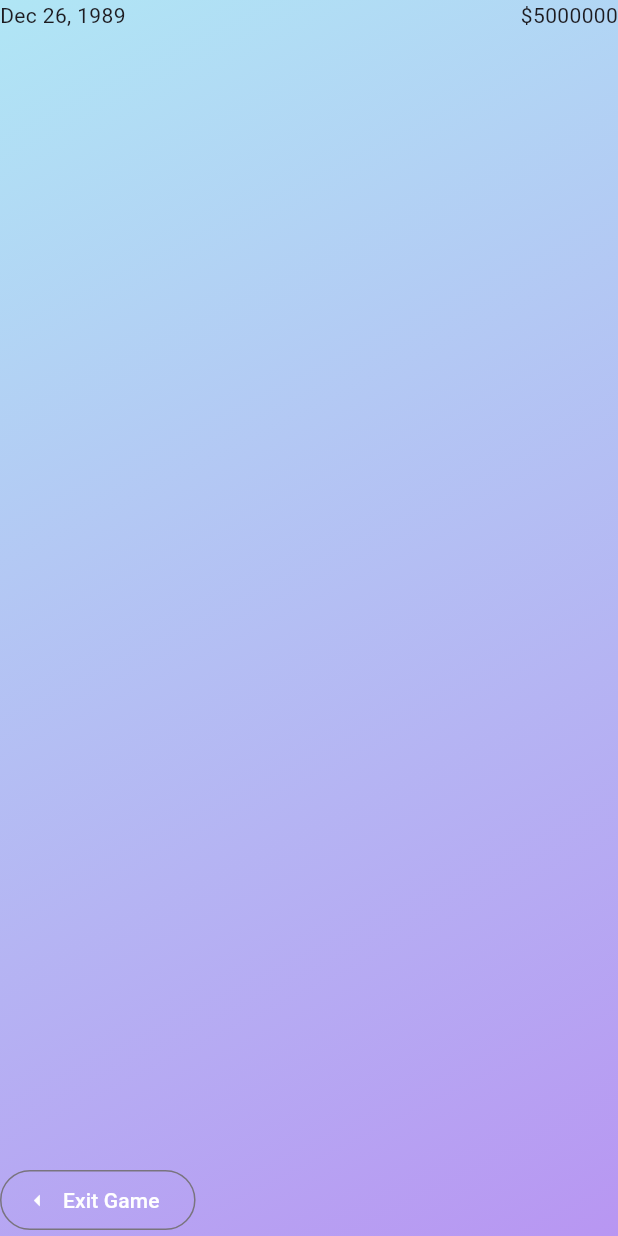
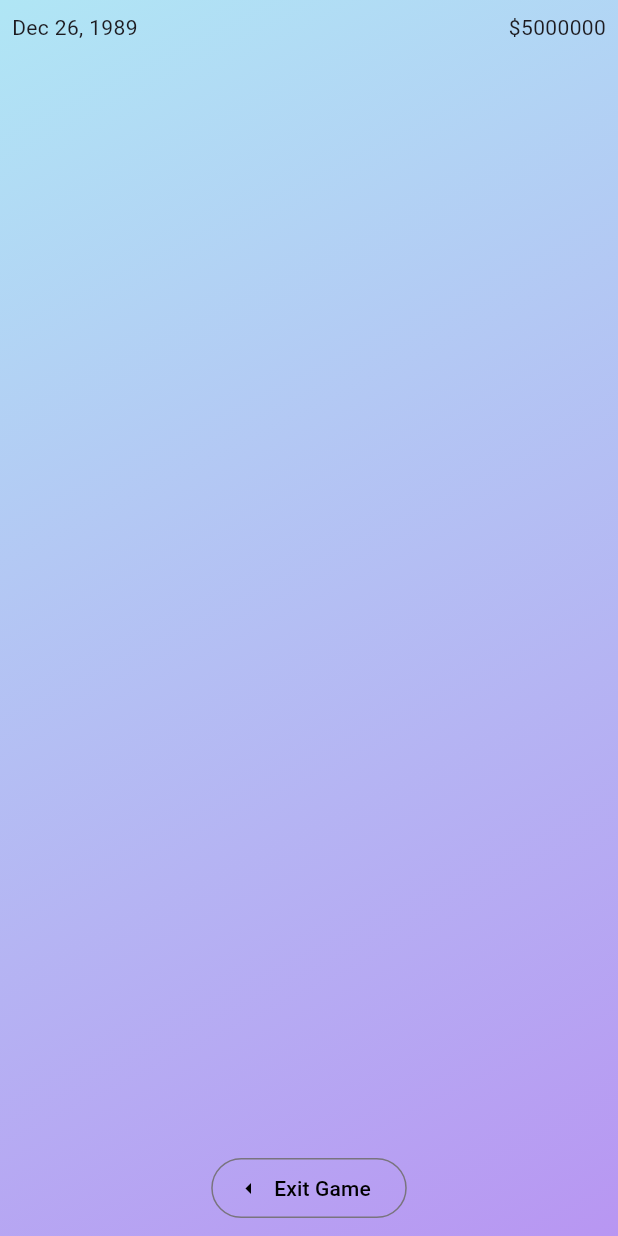
Before and after one commit to ybot1122/movie-mogul-tycoon, a Flutter app: the screen it shows after launch, after a tap on "Start Game!", on a phone screen of 412 x 824 dp. Run offline on Flutter 3.47's test engine with Material 3 defaults, Android fonts, the phone set to English and light mode, and no system bars.

Commit message:
Reusable button

```diff
--- /dev/null
+++ b/project/movie_mogul_tycoon/lib/base_widgets/menu_button.dart
@@ -0,0 +1,28 @@
+import 'package:flutter/material.dart';
+
+/// The Button Used for Game Menu Interfaces
+/// (i.e. start screen, pause screen, settings screen)
+
+class MenuButton extends StatelessWidget {
+  const MenuButton(
+      {super.key,
+      required this.onPressed,
+      required this.text,
+      required this.icon});
+
+  final void Function() onPressed;
+  final String text;
+  final IconData icon;
+
+  @override
+  Widget build(BuildContext context) {
+    return OutlinedButton.icon(
+      onPressed: onPressed,
+      style: OutlinedButton.styleFrom(
+        foregroundColor: Colors.black,
+      ),
+      icon: Icon(icon),
+      label: Text(text),
+    );
+  }
+}
--- a/project/movie_mogul_tycoon/lib/game_screen.dart
+++ b/project/movie_mogul_tycoon/lib/game_screen.dart
@@ -1,4 +1,5 @@
 import 'package:flutter/material.dart';
+import 'package:movie_mogul_tycoon/base_widgets/menu_button.dart';
 import 'package:movie_mogul_tycoon/model/game_brain.dart';
 
 class GameScreen extends StatefulWidget {
@@ -50,20 +51,16 @@ class _GameScreenState extends State<GameScreen> {
               Text(currentMoney),
             ],
           ),
-          const Expanded(
-              child: Row(
-            children: [],
-          )),
-          Row(children: [
-            OutlinedButton.icon(
+          const Spacer(),
+          Row(mainAxisSize: MainAxisSize.max, children: [
+            const Spacer(),
+            MenuButton(
+              text: "Exit Game",
+              icon: Icons.arrow_left,
               onPressed: exitGame,
-              style: OutlinedButton.styleFrom(
-                foregroundColor: Colors.white,
-              ),
-              icon: const Icon(Icons.arrow_left),
-              label: const Text("Exit Game"),
-            )
-          ])
+            ),
+            const Spacer(),
+          ]),
         ],
       ),
     );
--- a/project/movie_mogul_tycoon/lib/main.dart
+++ b/project/movie_mogul_tycoon/lib/main.dart
@@ -51,7 +51,11 @@ class _ScreenManagerState extends State<_ScreenManager> {
                 Color.fromARGB(255, 184, 150, 242)
               ], begin: Alignment.topLeft, end: Alignment.bottomRight),
             ),
-            child: screenWidget),
+            child: SafeArea(
+                child: Padding(
+              padding: const EdgeInsets.all(8.0),
+              child: screenWidget,
+            ))),
       ),
     );
   }
--- a/project/movie_mogul_tycoon/lib/start_screen.dart
+++ b/project/movie_mogul_tycoon/lib/start_screen.dart
@@ -1,4 +1,5 @@
 import 'package:flutter/material.dart';
+import 'package:movie_mogul_tycoon/base_widgets/menu_button.dart';
 
 class StartScreen extends StatelessWidget {
   const StartScreen(this.startGame, {super.key});
@@ -19,16 +20,11 @@ class StartScreen extends StatelessWidget {
             ),
           ),
           const SizedBox(height: 30),
-          OutlinedButton.icon(
-            onPressed: () {
-              startGame();
-            },
-            style: OutlinedButton.styleFrom(
-              foregroundColor: Colors.black,
-            ),
-            icon: const Icon(Icons.arrow_right_alt),
-            label: const Text("Start Game!"),
-          )
+          MenuButton(
+            onPressed: startGame,
+            text: "Start Game!",
+            icon: Icons.arrow_right_alt,
+          ),
         ],
       ),
     );
```
